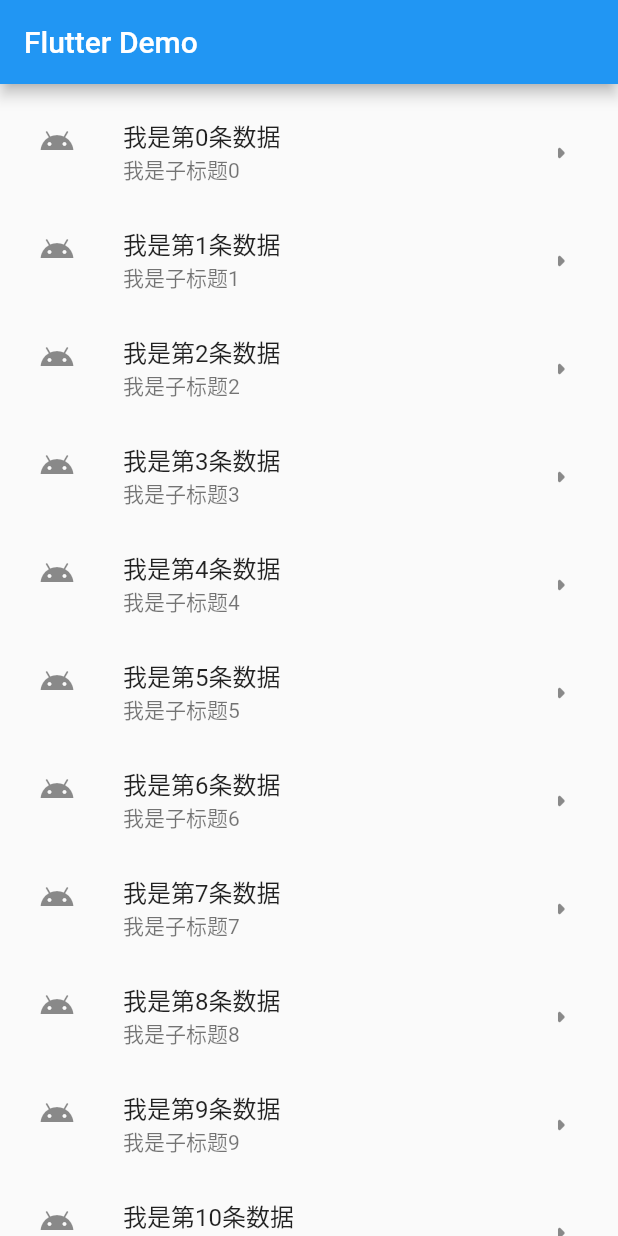
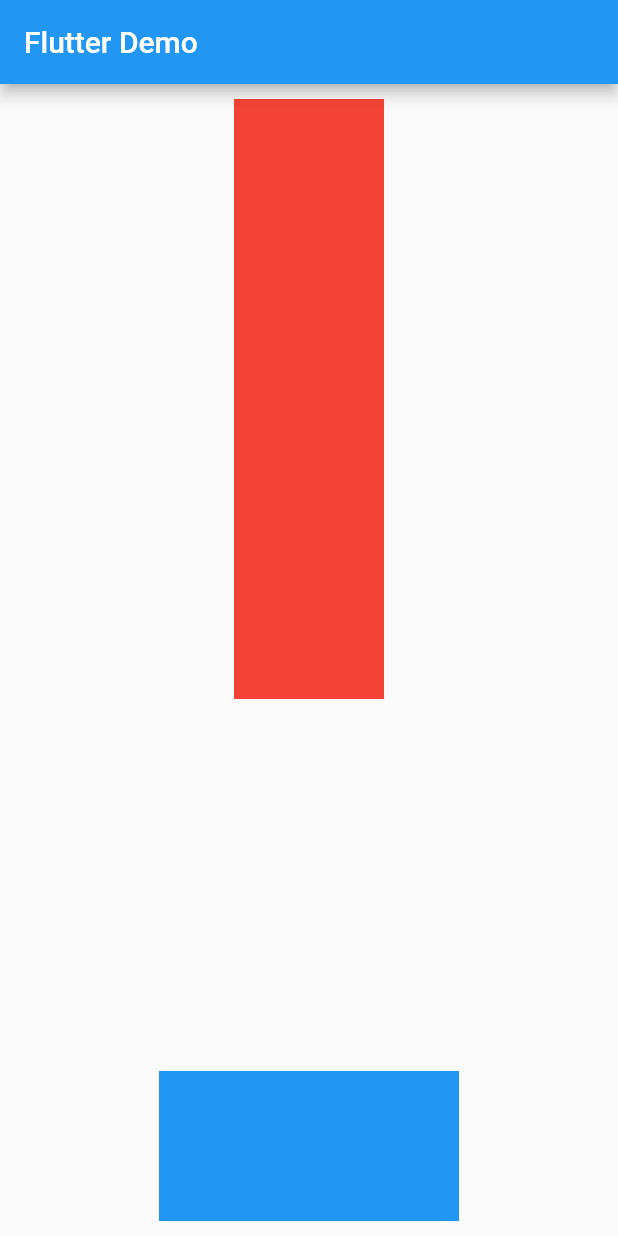
Before and after one commit to ADKcodeXD/flutter-learn, a Flutter app: the screen it shows after launch, on a phone screen of 412 x 824 dp. Run offline on Flutter 3.47's test engine with Material 2 defaults, Android fonts, the phone set to English and light mode, and no system bars.

Commit message:
feat: 🎸 flex 布局的使用

```diff
--- a/flutter-first/myfirstapp/lib/main.dart
+++ b/flutter-first/myfirstapp/lib/main.dart
@@ -33,17 +33,24 @@ class HomeContent extends StatelessWidget {
   @override
   Widget build(BuildContext context) {
     return Center(
-        child: ListView.builder(
-      itemCount: list.length,
-      itemBuilder: (context, index) {
-        return ListTile(
-          leading: const Icon(Icons.android),
-          title: Text(list[index]),
-          subtitle: Text("我是子标题$index"),
-          trailing: const Icon(Icons.arrow_right_rounded),
-        );
-      },
+        child: Container(
       padding: const EdgeInsets.all(10),
+      child: Column(
+          mainAxisAlignment: MainAxisAlignment.spaceBetween,
+          crossAxisAlignment: CrossAxisAlignment.center,
+          children: <Widget>[
+            //固定大小的子元素
+            Container(
+              width: 100,
+              height: 400,
+              color: Colors.red,
+            ),
+            Container(
+              width: 200,
+              height: 100,
+              color: Colors.blue,
+            ),
+          ]),
     ));
   }
 }
```
